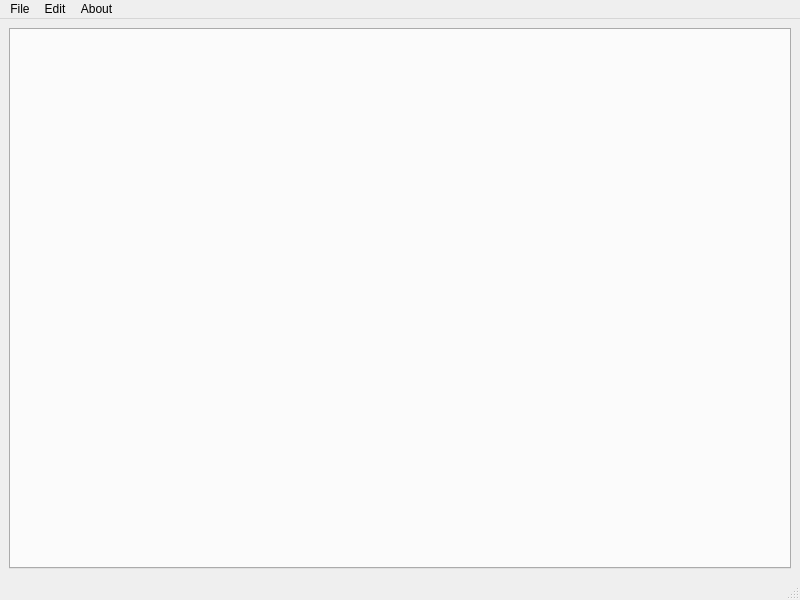
Above: SeniorProject2025/errorwindow.ui from SSpectre4x/Senior_Project_2025 before the change. Below: the same form after it.
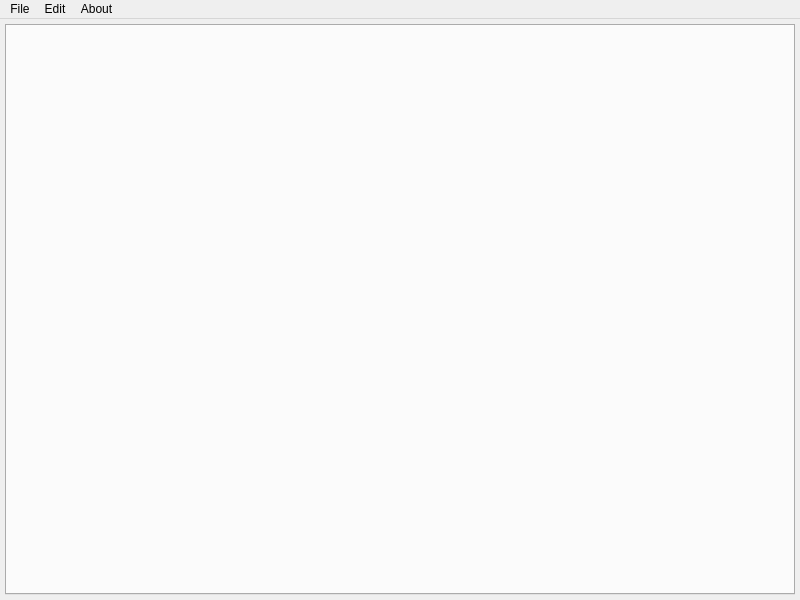
That is the form after the change.

Commit message: GUI changes and adding line numbers, current line highlighting to code window.

What changed in the file:
```diff
--- a/SeniorProject2025/errorwindow.ui
+++ b/SeniorProject2025/errorwindow.ui
@@ -15,6 +15,18 @@
   </property>
   <widget class="QWidget" name="centralwidget">
    <layout class="QHBoxLayout" name="horizontalLayout">
+    <property name="leftMargin">
+     <number>5</number>
+    </property>
+    <property name="topMargin">
+     <number>5</number>
+    </property>
+    <property name="rightMargin">
+     <number>5</number>
+    </property>
+    <property name="bottomMargin">
+     <number>5</number>
+    </property>
     <item>
      <widget class="QTabWidget" name="tabWidget">
       <property name="tabPosition">
@@ -64,7 +76,6 @@
    <addaction name="menuEdit"/>
    <addaction name="menuAbout"/>
   </widget>
-  <widget class="QStatusBar" name="statusbar"/>
   <action name="actionOpen">
    <property name="text">
     <string>Open</string>
```
Left out of the diff: 2 changed lines with no effect on the pictures. The commit also changes 6 other files.
